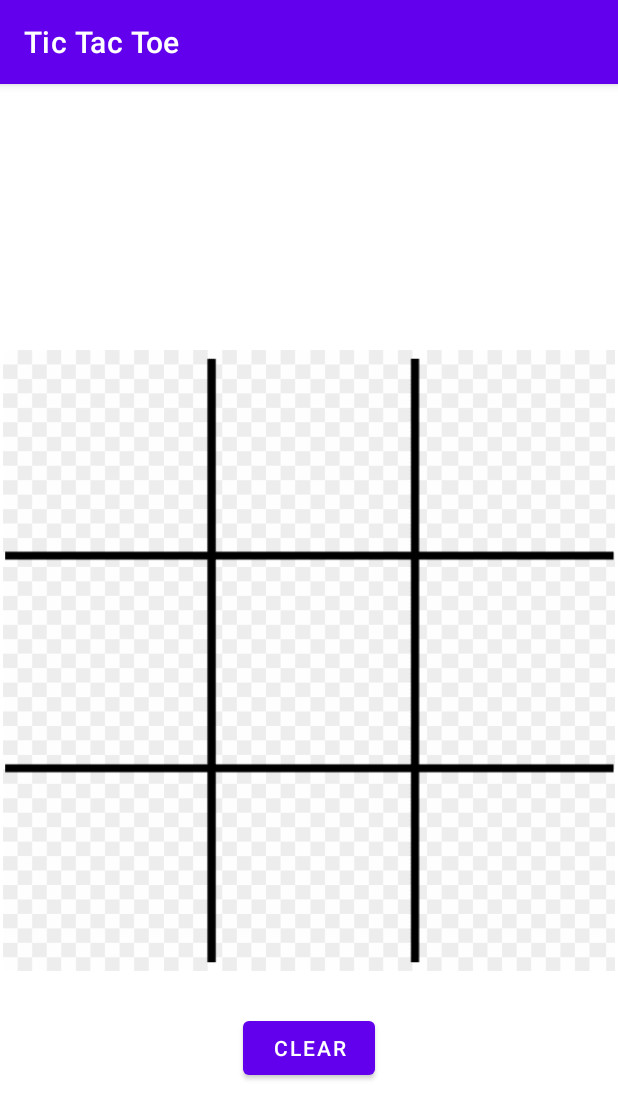
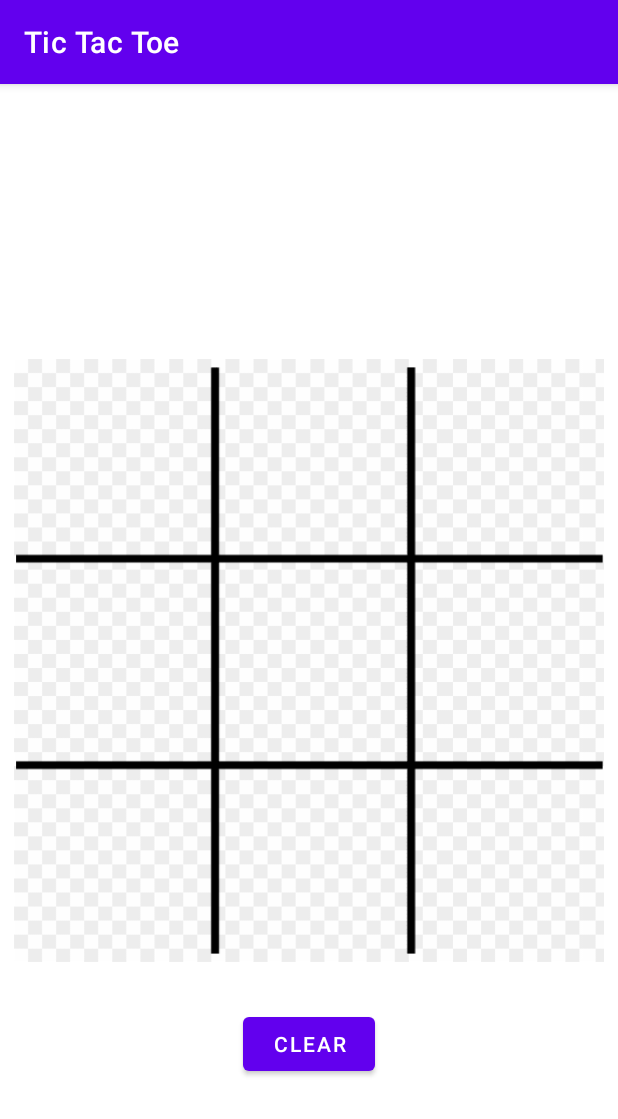
Before and after one commit to Sam-Tech-2543/TicTacToe-App, an Android app: the screen it shows after launch (MainActivity), after a tap on "CLEAR", on a phone screen of 412 x 824 dp. Shown: the top 1119 px of the screen. Run offline under Robolectric (Android 15) with nearby library versions, the phone set to English and light mode, and no system bars.

Commit message:
Match Result Fixes

```diff
--- a/app/src/main/java/com/example/tictactoe/MainActivity.java
+++ b/app/src/main/java/com/example/tictactoe/MainActivity.java
@@ -4,13 +4,13 @@ import androidx.appcompat.app.AppCompatActivity;
 
 import android.os.Bundle;
 import android.view.View;
-import android.widget.ImageButton;
 import android.widget.ImageView;
 import android.widget.Toast;
 
+import java.util.Objects;
+
 public class MainActivity extends AppCompatActivity {
 
-    //Global Vars
     String playerName;
     Boolean gameState = true;
     int moves = 0;
@@ -22,7 +22,7 @@ public class MainActivity extends AppCompatActivity {
         super.onCreate(savedInstanceState);
         setContentView(R.layout.activity_main);
 
-        playerName = "X";
+        playerName = "X"; // First Player will be X
     }
 
     public void dropIn(View view) {
@@ -31,35 +31,39 @@ public class MainActivity extends AppCompatActivity {
         int t = Integer.parseInt(img.getTag().toString());
 
         if (board[t] == 0 && gameState) {
-            if (playerName == "X") {
+            if (Objects.equals(playerName, "X")) {
                 img.setImageResource(R.drawable.x);
-                playerName = "O";
-                board[t] = 1;
-                moves++;
+                board[t] = 1; // Marked Move of Player X
+
+                playerName = "O"; //Changed Player Name to O
             } else {
                 img.setImageResource(R.drawable.o);
-                playerName = "X";
-                board[t] = 2;
-                moves++;
+                board[t] = 2; // Marked Move of Player O
+
+                playerName = "X"; //Changed Player Name to X
             }
+            moves++;
             img.animate().alpha(1).setDuration(750);
         }
 
+        // Checking for the Winner
         for (int i = 0; i < 8; i++) {
             if (board[winningPos[i][0]] == 1 && board[winningPos[i][1]] == 1 && board[winningPos[i][2]] == 1) {
                 Toast.makeText(this, "Player X won the Game!", Toast.LENGTH_SHORT).show();
 
                 gameState = false;
             }
-            if (board[winningPos[i][0]] == 2 && board[winningPos[i][1]] == 2 && board[winningPos[i][2]] == 2) {
+            else if (board[winningPos[i][0]] == 2 && board[winningPos[i][1]] == 2 && board[winningPos[i][2]] == 2) {
                 Toast.makeText(this, "Player O won the Game!", Toast.LENGTH_SHORT).show();
 
                 gameState = false;
             }
-            if (moves == 9) {
-                Toast.makeText(this, "Game Drawn!", Toast.LENGTH_SHORT).show();
-                moves = 0;
-            }
+        }
+
+        // Game Drawn
+        if (moves == 9 && gameState) {
+            Toast.makeText(this, "Game Drawn!", Toast.LENGTH_SHORT).show();
+            moves = 0;
         }
 
     }
@@ -75,23 +79,23 @@ public class MainActivity extends AppCompatActivity {
         board[7] = 0;
         board[8] = 0;
 
-        ImageView img1 = (ImageView) findViewById(R.id.imageView1);
+        ImageView img1 = findViewById(R.id.imageView1);
         img1.animate().alpha(0);
-        ImageView img2 = (ImageView) findViewById(R.id.imageView2);
+        ImageView img2 = findViewById(R.id.imageView2);
         img2.animate().alpha(0);
-        ImageView img3 = (ImageView) findViewById(R.id.imageView3);
+        ImageView img3 = findViewById(R.id.imageView3);
         img3.animate().alpha(0);
-        ImageView img4 = (ImageView) findViewById(R.id.imageView4);
+        ImageView img4 = findViewById(R.id.imageView4);
         img4.animate().alpha(0);
-        ImageView img5 = (ImageView) findViewById(R.id.imageView5);
+        ImageView img5 = findViewById(R.id.imageView5);
         img5.animate().alpha(0);
-        ImageView img6 = (ImageView) findViewById(R.id.imageView6);
+        ImageView img6 = findViewById(R.id.imageView6);
         img6.animate().alpha(0);
-        ImageView img7 = (ImageView) findViewById(R.id.imageView7);
+        ImageView img7 = findViewById(R.id.imageView7);
         img7.animate().alpha(0);
-        ImageView img8 = (ImageView) findViewById(R.id.imageView8);
+        ImageView img8 = findViewById(R.id.imageView8);
         img8.animate().alpha(0);
-        ImageView img9 = (ImageView) findViewById(R.id.imageView9);
+        ImageView img9 = findViewById(R.id.imageView9);
         img9.animate().alpha(0);
 
         playerName = "X";
--- a/app/src/main/res/layout/activity_main.xml
+++ b/app/src/main/res/layout/activity_main.xml
@@ -8,11 +8,11 @@
 
     <androidx.gridlayout.widget.GridLayout
         android:id="@+id/gridLayout"
-        android:layout_width="408dp"
-        android:layout_height="414dp"
-        android:layout_marginStart="1dp"
+        android:layout_width="393dp"
+        android:layout_height="402dp"
+        android:layout_marginStart="30dp"
         android:layout_marginTop="158dp"
-        android:layout_marginEnd="1dp"
+        android:layout_marginEnd="30dp"
         android:layout_marginBottom="158dp"
         android:background="@drawable/board"
         app:columnCount="3"
@@ -24,8 +24,8 @@
 
         <ImageView
             android:id="@+id/imageView1"
-            android:layout_width="118dp"
-            android:layout_height="118dp"
+            android:layout_width="112dp"
+            android:layout_height="112dp"
             android:layout_marginLeft="10dp"
             android:layout_marginTop="10dp"
             android:layout_marginRight="10dp"
@@ -34,12 +34,13 @@
             android:onClick="dropIn"
             android:tag="0"
             app:layout_column="0"
-            app:layout_row="0" />
+            app:layout_row="0"
+            android:contentDescription="TODO" />
 
         <ImageView
             android:id="@+id/imageView2"
-            android:layout_width="118dp"
-            android:layout_height="118dp"
+            android:layout_width="112dp"
+            android:layout_height="112dp"
             android:layout_marginLeft="10dp"
             android:layout_marginTop="10dp"
             android:layout_marginRight="10dp"
@@ -52,8 +53,8 @@
 
         <ImageView
             android:id="@+id/imageView3"
-            android:layout_width="118dp"
-            android:layout_height="118dp"
+            android:layout_width="112dp"
+            android:layout_height="112dp"
             android:layout_marginLeft="10dp"
             android:layout_marginTop="10dp"
             android:layout_marginRight="10dp"
@@ -66,8 +67,8 @@
 
         <ImageView
             android:id="@+id/imageView4"
-            android:layout_width="118dp"
-            android:layout_height="118dp"
+            android:layout_width="112dp"
+            android:layout_height="112dp"
             android:layout_marginLeft="10dp"
             android:layout_marginTop="10dp"
             android:layout_marginRight="10dp"
@@ -80,8 +81,8 @@
 
         <ImageView
             android:id="@+id/imageView5"
-            android:layout_width="118dp"
-            android:layout_height="118dp"
+            android:layout_width="112dp"
+            android:layout_height="112dp"
             android:layout_marginLeft="10dp"
             android:layout_marginTop="10dp"
             android:layout_marginRight="10dp"
@@ -94,8 +95,8 @@
 
         <ImageView
             android:id="@+id/imageView6"
-            android:layout_width="118dp"
-            android:layout_height="118dp"
+            android:layout_width="112dp"
+            android:layout_height="112dp"
             android:layout_marginLeft="10dp"
             android:layout_marginTop="10dp"
             android:layout_marginRight="10dp"
@@ -108,8 +109,8 @@
 
         <ImageView
             android:id="@+id/imageView7"
-            android:layout_width="118dp"
-            android:layout_height="118dp"
+            android:layout_width="112dp"
+            android:layout_height="112dp"
             android:layout_marginLeft="10dp"
             android:layout_marginTop="10dp"
             android:layout_marginRight="10dp"
@@ -122,8 +123,8 @@
 
         <ImageView
             android:id="@+id/imageView8"
-            android:layout_width="118dp"
-            android:layout_height="118dp"
+            android:layout_width="112dp"
+            android:layout_height="112dp"
             android:layout_marginLeft="10dp"
             android:layout_marginTop="10dp"
             android:layout_marginRight="10dp"
@@ -136,8 +137,8 @@
 
         <ImageView
             android:id="@+id/imageView9"
-            android:layout_width="118dp"
-            android:layout_height="118dp"
+            android:layout_width="112dp"
+            android:layout_height="112dp"
             android:layout_marginLeft="10dp"
             android:layout_marginTop="10dp"
             android:layout_marginRight="10dp"
```
